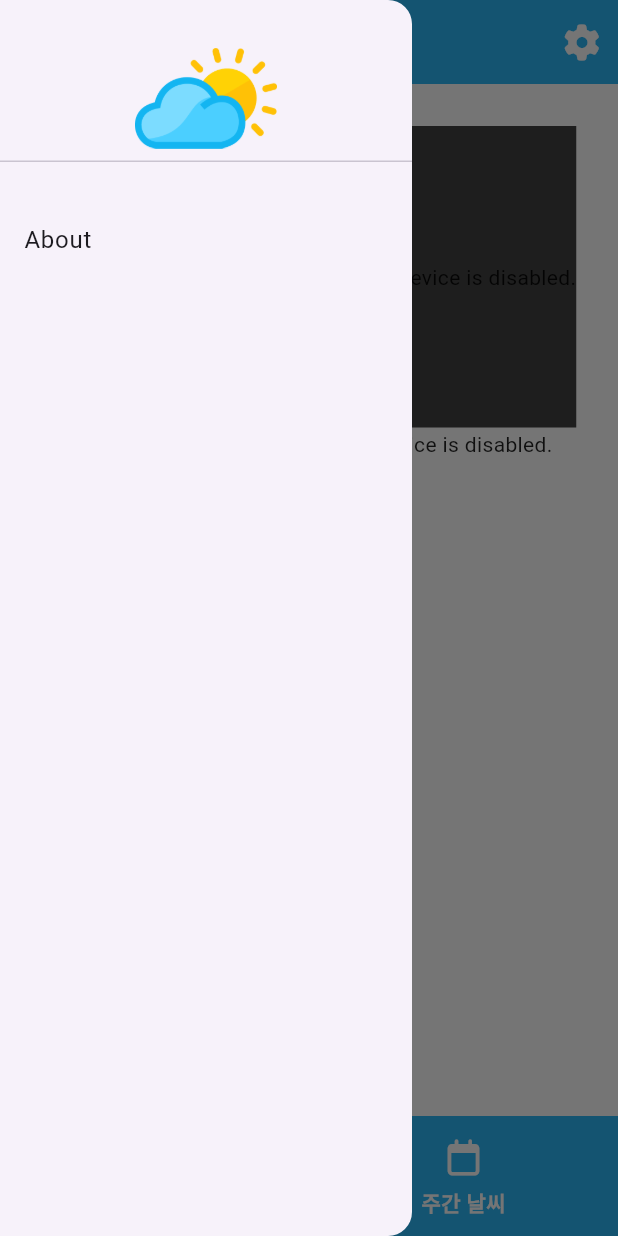
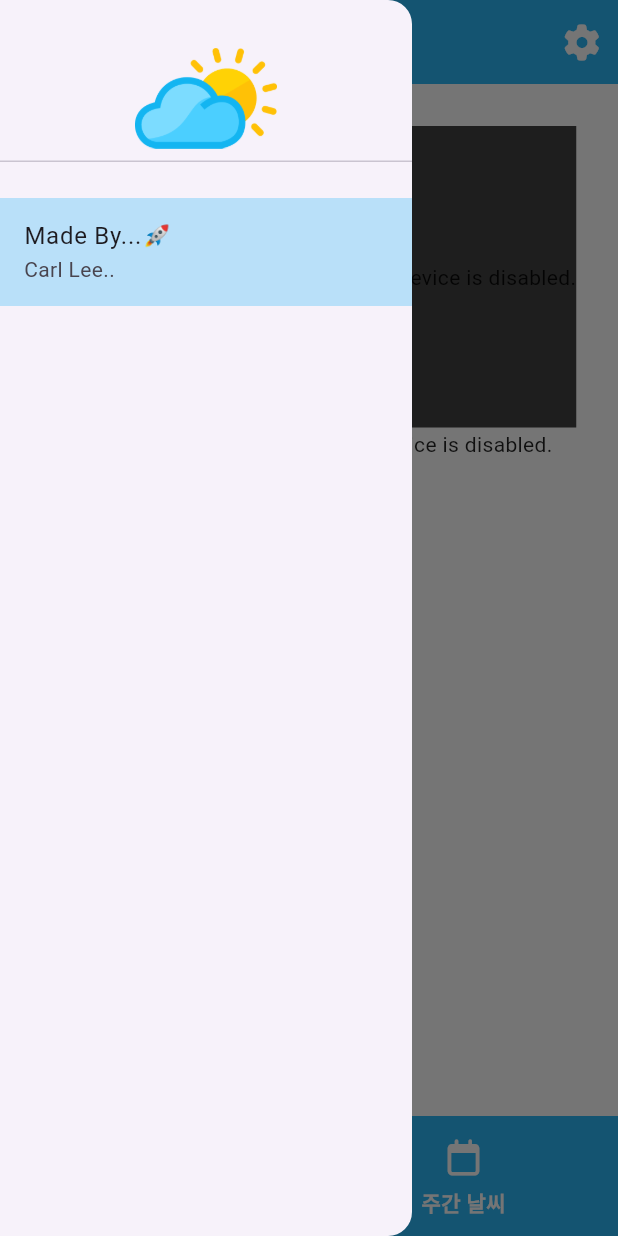
Before and after one commit to Carl-Lee91/Flutter_weather, a Flutter app: the MainNavigation screen opened directly with empty values, item 2 of the bottom bar chosen, with the side drawer open, on a phone screen of 412 x 824 dp. Run offline on Flutter 3.47's test engine with Material 2 defaults, Android fonts, the phone set to English and light mode, and no system bars; our stand-ins replace flutter_dotenv, flutter_riverpod, font_awesome_flutter, geolocator, go_router, permission_handler and 1 more.

Commit message:
리팩터링: 사이드바

```diff
--- a/weather_flutter/lib/screens/main_navigation/widgets/side_menu.dart
+++ b/weather_flutter/lib/screens/main_navigation/widgets/side_menu.dart
@@ -25,8 +25,9 @@ class SideMenu extends StatelessWidget {
             ),
           ),
           ListTile(
-            title: const Text("About"),
-            onTap: () {},
+            title: const Text("Made By...🚀"),
+            subtitle: const Text("Carl Lee.. "),
+            tileColor: Theme.of(context).primaryColor.withOpacity(0.3),
           ),
         ],
       ),
```
